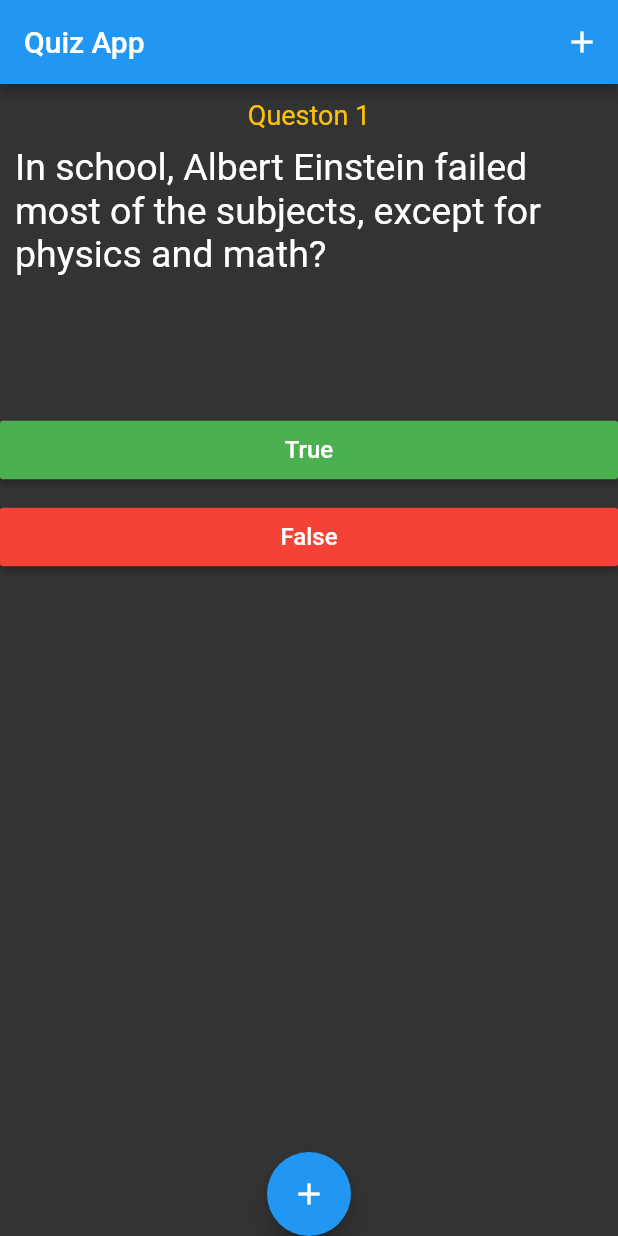
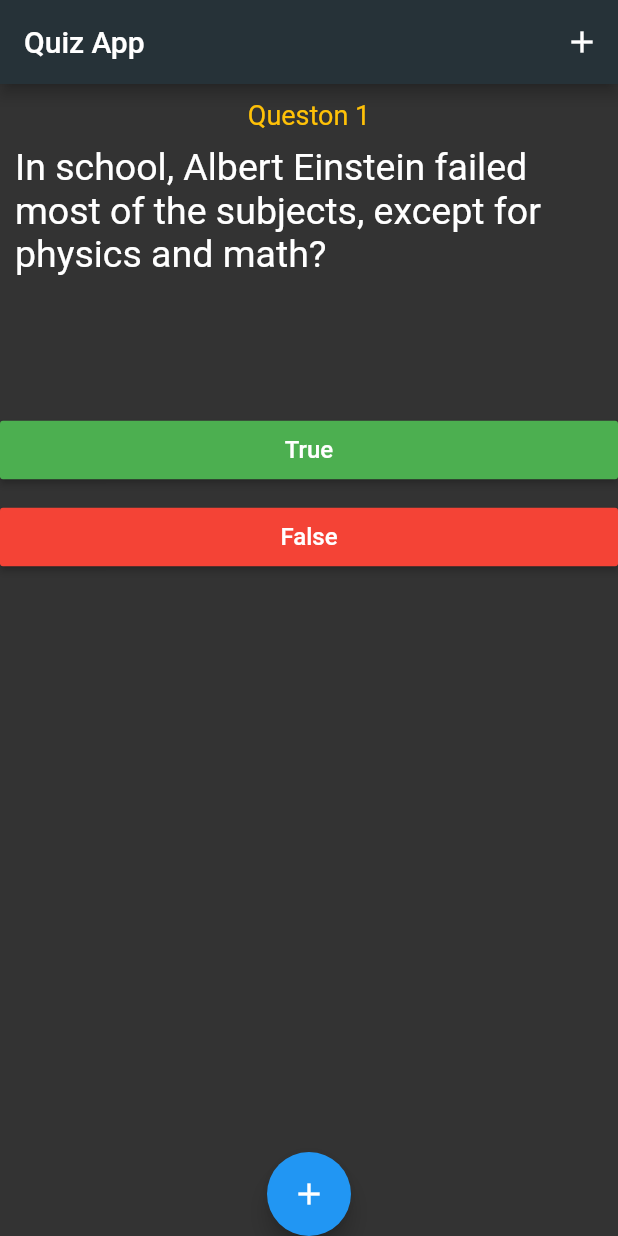
Before and after one commit to almahdi1111/ProjectFlutter, a Flutter app: the screen it shows after launch, on a phone screen of 412 x 824 dp. Run offline on Flutter 3.47's test engine with Material 2 defaults, Android fonts, the phone set to English and light mode, and no system bars.

Commit message:
first verstion of project

```diff
--- a/lib/main.dart
+++ b/lib/main.dart
@@ -68,9 +68,11 @@ class QuizPageState extends State<QuizPage> {
 
   @override
   Widget build(BuildContext context) {
-    return Scaffold(
+    return SafeArea(
+      child: Scaffold(
         appBar: AppBar(
           title: Text("Quiz App"),
+          backgroundColor: Colors.blueGrey[900],
           actions: [
 
             IconButton(onPressed: ()=>startAddNewQuestion(context),
@@ -104,6 +106,7 @@ class QuizPageState extends State<QuizPage> {
           child: Icon(Icons.add),
           onPressed: (){},
         ),
+      ),
     );
   }
 }
```
Also changed, not shown: pubspec.yaml (+0 -12 lines), pubspec.lock. Lines whose indentation alone changed are shown as unchanged.
